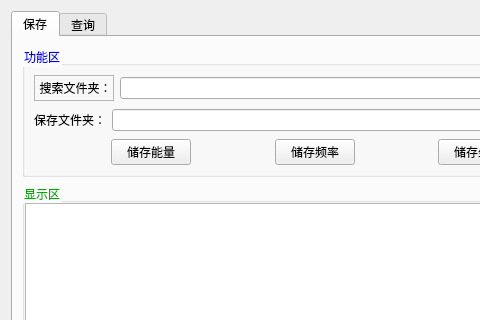
This is Quatum/Demo/ui_quatum.ui in LeoJiaGeng/JiaGengXiong-Python-Files as Qt 5 draws it before an edit; both pictures show x 0 to 480 and y 0 to 320 of the 793 by 812 pixel window. The edited form follows.
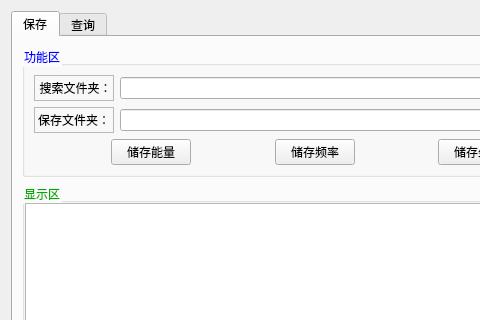
This is the edited form. Icons and pictures are not drawn.

The edit to the form file:
```diff
--- a/Quatum/Demo/ui_quatum.ui
+++ b/Quatum/Demo/ui_quatum.ui
@@ -77,6 +77,15 @@
            <layout class="QHBoxLayout" name="horizontalLayout_6" stretch="1,8,1">
             <item>
              <widget class="QLabel" name="label_3">
+              <property name="minimumSize">
+               <size>
+                <width>80</width>
+                <height>20</height>
+               </size>
+              </property>
+              <property name="frameShape">
+               <enum>QFrame::StyledPanel</enum>
+              </property>
               <property name="text">
                <string>保存文件夹：</string>
               </property>
```
Left out of the diff: 30 changed lines with no effect on the pictures.
